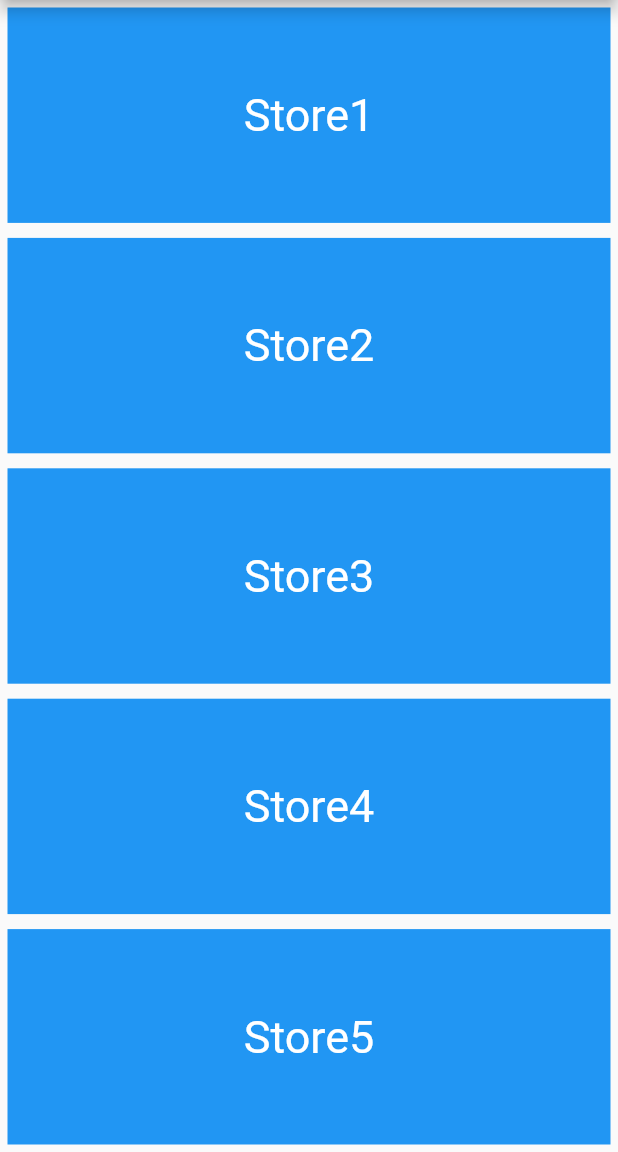
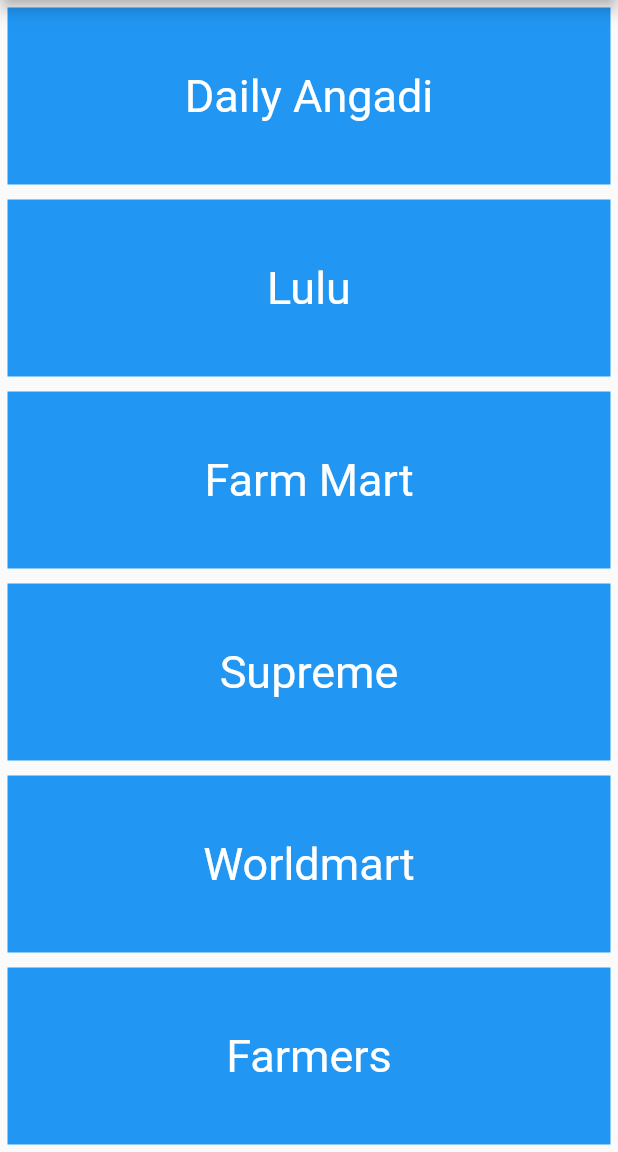
Before and after one commit to advaithhl/AHLGroceries, a Flutter app: the screen it shows after launch, on a phone screen of 412 x 824 dp, the part 84-1236 px from its top. Run offline on Flutter 3.47's test engine with Material 2 defaults, Android fonts, the phone set to English and light mode, and no system bars.

Commit message:
Add Store names

```diff
--- a/lib/main.dart
+++ b/lib/main.dart
@@ -24,6 +24,14 @@ class AHLGroceries extends StatelessWidget {
 class StoreListPage extends StatelessWidget {
   StoreListPage({Key? key, required this.title}) : super(key: key);
   final String title;
+  static const List<String> stores = [
+    'Daily Angadi',
+    'Lulu',
+    'Farm Mart',
+    'Supreme',
+    'Worldmart',
+    'Farmers',
+  ];
 
   @override
   Widget build(BuildContext context) {
@@ -33,11 +41,12 @@ class StoreListPage extends StatelessWidget {
       ),
       body: Column(
         children: [
-          StoreListPageItem("Store1"),
-          StoreListPageItem("Store2"),
-          StoreListPageItem("Store3"),
-          StoreListPageItem("Store4"),
-          StoreListPageItem("Store5"),
+          StoreListPageItem(stores[0]),
+          StoreListPageItem(stores[1]),
+          StoreListPageItem(stores[2]),
+          StoreListPageItem(stores[3]),
+          StoreListPageItem(stores[4]),
+          StoreListPageItem(stores[5]),
         ],
       ),
     );
```
